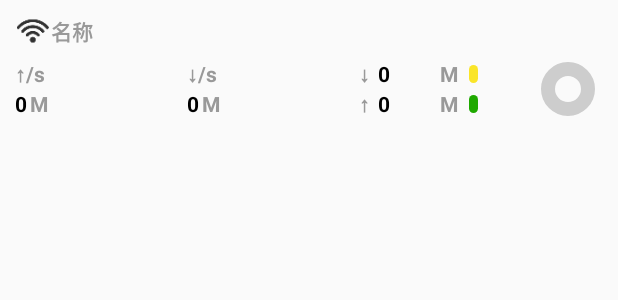
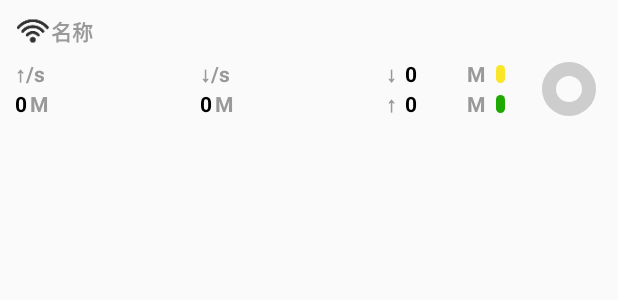
Before and after one commit to Argusyes/argusyes-android, an Android app: the layout item_status_net.xml on its own in the app's theme, with its tools: preview values and no code run, on a phone screen of 412 x 824 dp. Shown: the top 300 px of the screen. Run offline under Robolectric (Android 15) with nearby library versions, the phone set to English and light mode, and no system bars.

Commit message:
net devs

```diff
--- a/app/src/main/res/layout/item_status_net.xml
+++ b/app/src/main/res/layout/item_status_net.xml
@@ -48,16 +48,18 @@
         android:orientation="horizontal" >
 
         <LinearLayout
-            android:layout_width="wrap_content"
+            android:layout_width="0sp"
+            android:layout_weight="1"
             android:layout_height="match_parent"
             android:orientation="vertical"
             android:padding="0sp"
-            android:gravity="center_vertical" >
+            android:gravity="center_vertical|start" >
 
             <TextView
                 android:layout_width="wrap_content"
                 android:layout_height="wrap_content"
                 android:text="@string/up_second"
+                android:layout_gravity="start"
                 android:theme="@style/mySmallTextSecondary"/>
 
             <LinearLayout
@@ -65,7 +67,7 @@
                 android:layout_height="wrap_content"
                 android:gravity="center"
                 android:padding="0sp"
-                android:layout_gravity="center" >
+                android:layout_gravity="start" >
 
                 <TextView
                     android:id="@+id/net_up_speed_text_view"
@@ -88,17 +90,13 @@
 
         </LinearLayout>
 
-        <TextView
-            android:layout_width="0dp"
-            android:layout_height="match_parent"
-            android:layout_weight="1"/>
-
         <LinearLayout
-            android:layout_width="wrap_content"
+            android:layout_width="0sp"
+            android:layout_weight="1"
             android:layout_height="match_parent"
             android:orientation="vertical"
             android:padding="0sp"
-            android:gravity="center_vertical" >
+            android:gravity="center_vertical|start" >
 
             <TextView
                 android:layout_width="wrap_content"
@@ -111,7 +109,7 @@
                 android:layout_height="wrap_content"
                 android:gravity="center"
                 android:padding="0sp"
-                android:layout_gravity="center" >
+                android:layout_gravity="start" >
 
                 <TextView
                     android:id="@+id/net_down_speed_text_view"
@@ -132,13 +130,7 @@
 
             </LinearLayout>
 
-
         </LinearLayout>
-
-        <TextView
-            android:layout_width="0dp"
-            android:layout_height="match_parent"
-            android:layout_weight="1"/>
 
         <LinearLayout
             android:layout_width="wrap_content"
@@ -232,9 +224,8 @@
         </LinearLayout>
 
         <TextView
-            android:layout_width="0dp"
-            android:layout_height="match_parent"
-            android:layout_weight="0.4"/>
+            android:layout_width="20sp"
+            android:layout_height="match_parent" />
 
         <com.android.argusyes.ui.CircleProgress
             android:id="@+id/net_bar"
```
Also changed, not shown: app/src/main/res/layout/item_status_net_header.xml (+10 -21 lines).
